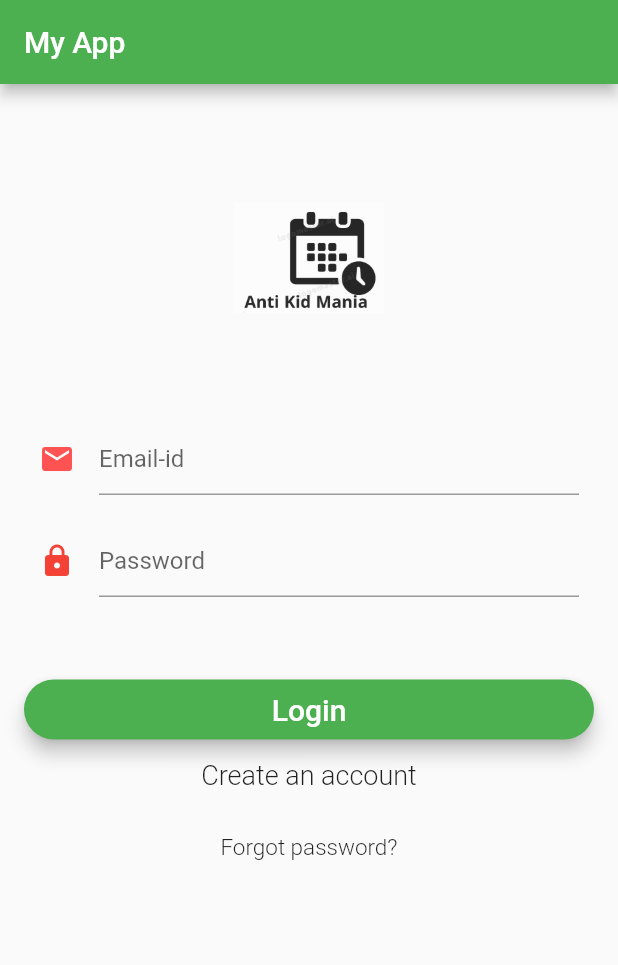
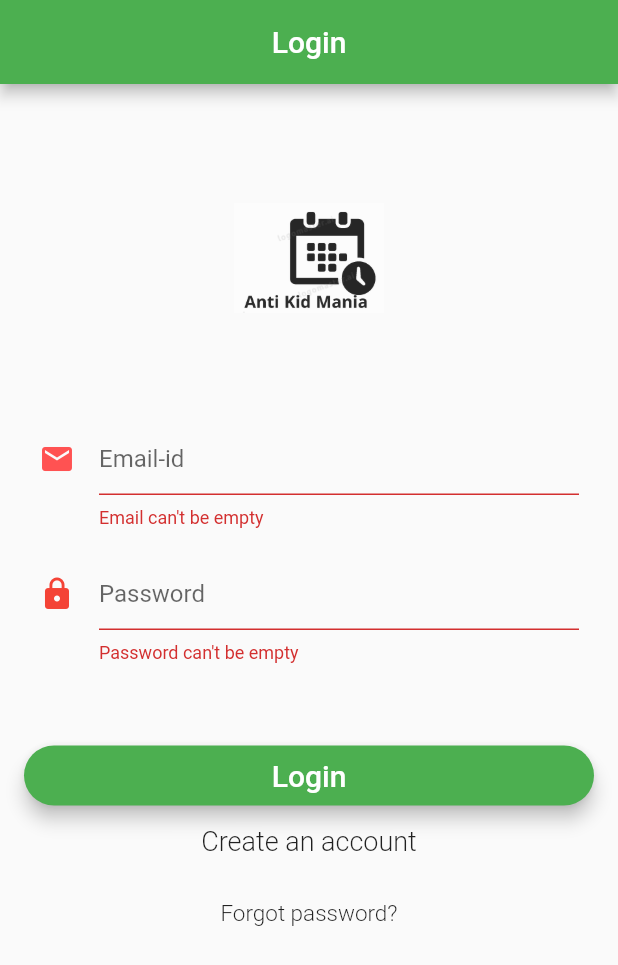
Before and after one commit to awwush/AntiKidMania-1, a Flutter app: the screen it shows after launch, after a tap on "Login", on a phone screen of 412 x 824 dp. Shown: the top 965 px of the screen. Run offline on Flutter 3.47's test engine with Material 2 defaults, Android fonts, the phone set to English and light mode, and no system bars.

```diff
--- a/lib/main.dart
+++ b/lib/main.dart
@@ -10,7 +10,7 @@ void main() {
 class MyApp extends StatelessWidget {
   static const primarySwatch = Colors.green;
   static const buttonColor = Colors.green;
-  static const appName = 'My App';
+  static const appName = 'Login';
   static const homePageUnverified = false;
 
   final params = {
@@ -30,7 +30,7 @@ class MyApp extends StatelessWidget {
         '/' : (context) => RootPage(params: params),
         '/SignUp' : (context) => SignUp(),
       },
-      title: 'Flutter-login',
+      title: 'Anti Kid-Mania',
       debugShowCheckedModeBanner: false,
       theme: new ThemeData(
         primarySwatch: params['primarySwatch'],
--- a/lib/pages/login_signup_page.dart
+++ b/lib/pages/login_signup_page.dart
@@ -60,14 +60,16 @@ class _LoginSignUpPageState extends State<LoginSignUpPage> {
     _isIos = Theme.of(context).platform == TargetPlatform.iOS;
 
     return Scaffold(
-      appBar: new AppBar(
+      appBar: new AppBar(centerTitle: true,
         title: new Text(widget.params['appName']),
       ),
-      body: Stack(
-        children: <Widget>[
-          _showBody(),
-          _showCircularProgress(),
-        ],
+      body: SingleChildScrollView(
+        child: Stack(
+          children: <Widget>[
+            _showBody(),
+            _showCircularProgress(),
+          ],
+        ),
       ),
     );
   }
@@ -124,7 +126,8 @@ class _LoginSignUpPageState extends State<LoginSignUpPage> {
               icon: new Icon(
                 Icons.lock,
                 color: Colors.red,
-              )),
+              ),
+          ),
           validator: (value) =>
           value.isEmpty ? 'Password can\'t be empty' : null,
           onSaved: (value) => _password = value.trim(),
@@ -170,7 +173,10 @@ class _LoginSignUpPageState extends State<LoginSignUpPage> {
               color: Colors.redAccent,
             )
         ),
-        validator: (value) => value.isEmpty ? 'Email can\'t be empty' : null,
+        validator: (value) {
+          _errorMessage = value.isEmpty ? 'Email can\'t be empty' : null;
+        return _errorMessage;
+        },
         onSaved: (value) => _email = value.trim(),
       ),
     );
@@ -191,7 +197,12 @@ class _LoginSignUpPageState extends State<LoginSignUpPage> {
                 borderRadius: new BorderRadius.circular(30.0)),
             color: widget.params['buttonColor'],
             child: _textPrimaryButton(),
-            onPressed: () {},
+            onPressed: () {
+              if(_formKey.currentState.validate()){
+                print("in validate login pressed");
+                // TODO: add login firebase connectivity
+                }
+              },
           ),
         )
     );
```
Also changed, not shown: lib/pages/sign_up_page.dart (+134 -9 lines).
